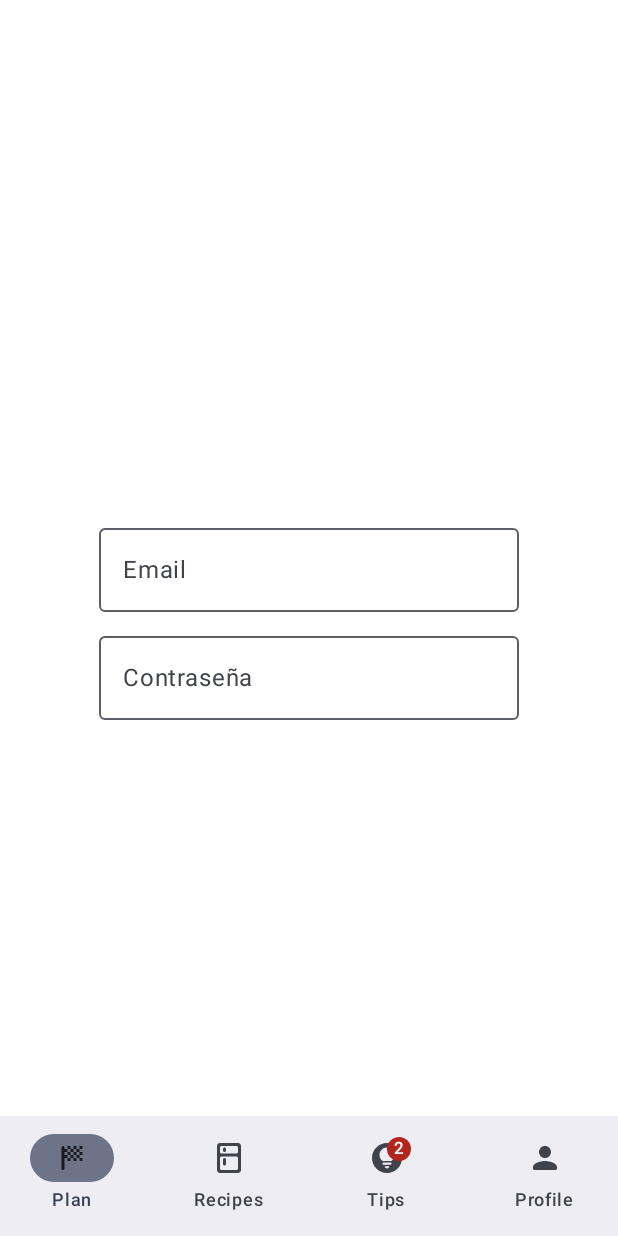
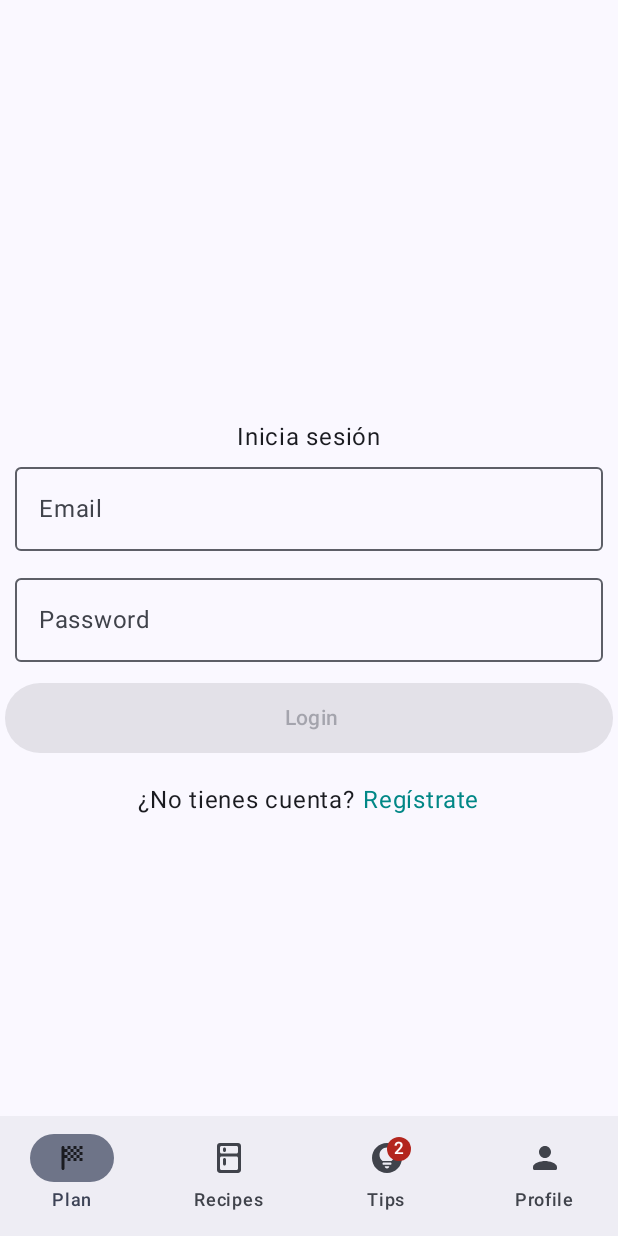
Before and after one commit to Carlos-Esteban-Carretero/NutriFit, an Android app built with Jetpack Compose: the screen it shows after launch (MainActivity), on a phone screen of 412 x 824 dp. Run offline under Robolectric (Android 15) with nearby library versions, the phone set to English and light mode, and no system bars; our stand-ins replace Firebase (no records; nobody signed in at launch, a user with empty details on screens opened directly).

Commit message:
añadimos y terminamos login a falta de una funcion con splashCreen, añadimos User para guardar los datos del usuario, tocamos dependencias, y modificamos alguns rutas del NavigationGraph.kt, dejamos totalmente terminado el auth con firebase y su recoleccion de datos de login

```diff
--- a/app/build.gradle.kts
+++ b/app/build.gradle.kts
@@ -81,7 +81,7 @@ dependencies {
     //noinspection UseTomlInstead
     implementation("androidx.compose.material:material-icons-core")
     //noinspection UseTomlInstead
-    implementation("androidx.compose.material:material-icons-extended")
+    implementation ("androidx.compose.material:material-icons-extended:1.6.6")
 
     // Pager
     implementation(libs.accompanist.pager)
--- a/app/src/main/java/com/example/nutrifit/ui/navigation/NavigationGraph.kt
+++ b/app/src/main/java/com/example/nutrifit/ui/navigation/NavigationGraph.kt
@@ -31,7 +31,7 @@ fun NavigationGraph(navHostController: NavHostController, recipeViewModel: Recip
         }
 
         composable(NavigationScreen.LoginScreen.route) {
-            LoginScreen()
+            LoginScreen(navHostController)
         }
 
         composable(NavigationScreen.ProfileScreen.route) {
--- a/app/src/main/java/com/example/nutrifit/ui/screens/LoginScreen.kt
+++ b/app/src/main/java/com/example/nutrifit/ui/screens/LoginScreen.kt
@@ -1,84 +1,252 @@
 package com.example.nutrifit.ui.screens
 
-import androidx.compose.foundation.background
+import android.util.Log
+import androidx.compose.foundation.clickable
 import androidx.compose.foundation.layout.Arrangement
 import androidx.compose.foundation.layout.Column
+import androidx.compose.foundation.layout.Row
 import androidx.compose.foundation.layout.Spacer
 import androidx.compose.foundation.layout.fillMaxSize
+import androidx.compose.foundation.layout.fillMaxWidth
 import androidx.compose.foundation.layout.height
-import androidx.compose.foundation.text.KeyboardActions
+import androidx.compose.foundation.layout.padding
+import androidx.compose.foundation.shape.CircleShape
 import androidx.compose.foundation.text.KeyboardOptions
+import androidx.compose.material.Icon
+import androidx.compose.material.MaterialTheme
+import androidx.compose.material.icons.Icons
+import androidx.compose.material.icons.filled.Visibility
+import androidx.compose.material.icons.filled.VisibilityOff
+import androidx.compose.material3.Button
+import androidx.compose.material3.IconButton
 import androidx.compose.material3.OutlinedTextField
+import androidx.compose.material3.Surface
 import androidx.compose.material3.Text
 import androidx.compose.runtime.Composable
-import androidx.compose.runtime.getValue
+import androidx.compose.runtime.MutableState
 import androidx.compose.runtime.mutableStateOf
 import androidx.compose.runtime.remember
-import androidx.compose.runtime.setValue
+import androidx.compose.runtime.saveable.rememberSaveable
 import androidx.compose.ui.Alignment
 import androidx.compose.ui.Modifier
-import androidx.compose.ui.graphics.Color
-import androidx.compose.ui.text.input.ImeAction
+import androidx.compose.ui.platform.LocalSoftwareKeyboardController
+import androidx.compose.ui.text.input.KeyboardType
 import androidx.compose.ui.text.input.PasswordVisualTransformation
+import androidx.compose.ui.text.input.VisualTransformation
 import androidx.compose.ui.unit.dp
-import com.google.firebase.auth.FirebaseAuth
+import androidx.navigation.NavController
+import com.example.nutrifit.ui.navigation.NavigationScreen
+import com.example.nutrifit.ui.views.AuthViewModel
 
 
 @Composable
-fun LoginScreen() {
-    var email by remember { mutableStateOf("") } // Estado para el correo electrónico
-    var password by remember { mutableStateOf("") } // Estado para la contraseña
-    val auth = FirebaseAuth.getInstance() // Instancia de FirebaseAuth
+fun LoginScreen(
+    navController: NavController,
+    viewModel: AuthViewModel = androidx.lifecycle.viewmodel.compose.viewModel ()
+) {
+    // True = Login; False = Create
+    val showLoginForm = rememberSaveable {
+        mutableStateOf(true)
+    }
+    Surface (modifier = Modifier
+        .fillMaxSize()
+    ){
+        Column(
+            horizontalAlignment = Alignment.CenterHorizontally,
+            verticalArrangement = Arrangement.Center
+        ){
+            if (showLoginForm.value){
+                Text(text = "Inicia sesión")
+                UserForm(
+                    isCreateAccount = false
+                ){
+                 email, password ->
+                   Log.d("MascotaFeliz", "Logueando con $email y $password")
+                    viewModel.signInWhitEmailAndPassword(email, password){
+                        navController.navigate(NavigationScreen.FormPlanScreen.route)
+                    }
 
-    // Definimos la estructura de la pantalla de inicio de sesión
-    Column(modifier = Modifier.fillMaxSize().background(Color.White), horizontalAlignment = Alignment.CenterHorizontally, verticalArrangement = Arrangement.Center) {
-        // Imagen de fondo o logotipo
-       // Image(painter = painterResource(id = R.drawable.nutrifit_logo), contentDescription = "Logotipo de NutriFit")
+                }
+            }
+            else{
+                Text(text = "Crea una cuenta")
+                UserForm(
+                    isCreateAccount = true
+                )
+                {
+                        email, password ->
+                    Log.d("MascotaFeliz", "Creando cuenta con $email y $password")
+                    viewModel.createUserWithEmailAndPassword(email, password){
+                        navController.navigate(NavigationScreen.FormPlanScreen.route)
 
-        // Espaciador
-        Spacer(modifier = Modifier.height(16.dp))
+                    }
 
-        // Campo de texto para el correo electrónico
-        OutlinedTextField(
-            value = email,
-            onValueChange = { email = it },
-            label = { Text("Email") },
-            singleLine = true,
-            keyboardOptions = KeyboardOptions.Default.copy(imeAction = ImeAction.Next)
+                }
+            }
+            Spacer(modifier = Modifier.height(15.dp))
+            Row(
+                horizontalArrangement = Arrangement.Center,
+                verticalAlignment = Alignment.CenterVertically
+            ) {
+                val text1 =
+                    if (showLoginForm.value)"¿No tienes cuenta?"
+                    else "¿Ya tienes cuenta?"
+                val text2 =
+                    if (showLoginForm.value)"Regístrate"
+                    else "Inicia sesión"
+                Text(text = text1)
+                Text(text = text2,
+                    modifier = Modifier
+                        .clickable { showLoginForm.value = !showLoginForm.value }
+                        .padding(start = 5.dp),
+                    color = MaterialTheme.colors.secondaryVariant
+
+                )
+            }
+        }
+    }
+}
+@Composable
+fun UserForm(
+    isCreateAccount: Boolean = false,
+    onDone: (String, String) -> Unit = {email, pwd ->}
+) {
+    val email = rememberSaveable {
+        mutableStateOf("")
+    }
+    val password = rememberSaveable {
+        mutableStateOf("")
+    }
+    val passwordVisible = rememberSaveable {
+        mutableStateOf(false)
+    }
+    val  valido = remember(email.value, password.value ) {
+        email.value.trim().isNotEmpty() &&
+                password.value.trim().isNotEmpty()
+    }
+    val keyboardController = LocalSoftwareKeyboardController.current
+Column(horizontalAlignment = Alignment.CenterHorizontally ) {
+    EmailInput(
+        emailState = email
+    )
+    PasswordInput(
+        passwordState = password,
+        labelId = "Password",
+        passwordVisible = passwordVisible
+    )
+    SubmitButton(
+        textId = if (isCreateAccount) "Crear cuenta" else " Login",
+        inputValido = valido
+    ){
+        onDone(email.value.trim(), password.value.trim())
+        keyboardController?.hide()
+    }
+}
+    }
+
+@Composable
+fun SubmitButton(
+    textId: String,
+    inputValido: Boolean,
+    onClic: ()-> Unit
+) {
+    Button(onClick = onClic,
+
+        modifier = Modifier
+            .padding(3.dp)
+            .fillMaxWidth(),
+        shape = CircleShape,
+        enabled = inputValido
+    ) {
+        Text(text = textId,
+            modifier = Modifier
+                .padding(5.dp)
         )
 
-        // Espaciador
-        Spacer(modifier = Modifier.height(8.dp))
-
-        // Campo de texto para la contraseña
-        OutlinedTextField(
-            value = password,
-            onValueChange = { password = it },
-            label = { Text("Contraseña") },
-            singleLine = true,
-            visualTransformation = PasswordVisualTransformation(),
-            keyboardOptions = KeyboardOptions.Default.copy(imeAction = ImeAction.Done),
-            keyboardActions = KeyboardActions(onDone = {
-                // Aquí manejarías el evento de inicio de sesión al presionar 'Done' en el teclado
-            })
-        )
-
-        // Espaciador
-        Spacer(modifier = Modifier.height(16.dp))
-
-        // Botón de inicio de sesión
-//        Button(onClick = {
-//            // Manejo del inicio de sesión al hacer clic en el botón
-//            auth.signInWithEmailAndPassword(email, password).addOnCompleteListener { task ->
-//                if (task.isSuccessful) {
-//                    // El usuario ha iniciado sesión correctamente
-//                } else {
-//                    // Ha ocurrido un error al intentar iniciar sesión
-//                }
-//            }
-//        }) {
-//            Text("Iniciar sesión")
-//        }
     }
 
 }
+
+@Composable
+fun PasswordVisibleIcon(
+    passwordVisible: MutableState<Boolean>
+) {
+    val image =
+        if (passwordVisible.value)
+            Icons.Default.VisibilityOff
+     else
+            Icons.Default.Visibility
+    IconButton(onClick = {
+        passwordVisible.value = !passwordVisible.value
+
+    }) {
+        Icon(
+            imageVector = image,
+            contentDescription ="" )
+
+    }
+
+}
+
+@Composable
+fun PasswordInput(
+    passwordState: MutableState<String>,
+    labelId: String,
+    passwordVisible: MutableState<Boolean>
+) {
+    val visualTransformation = if (passwordVisible.value)
+        VisualTransformation.None
+    else PasswordVisualTransformation()
+    OutlinedTextField(
+        value = passwordState.value,
+        onValueChange = {passwordState.value = it},
+        label = { Text(text = labelId)},
+        singleLine = true,
+        keyboardOptions = KeyboardOptions(
+            keyboardType = KeyboardType.Password
+        ),
+        modifier = Modifier
+            .padding(bottom = 10.dp, start = 10.dp, end = 10.dp)
+            .fillMaxWidth(),
+        visualTransformation = visualTransformation,
+        trailingIcon = {
+            if (passwordState.value.isNotBlank()){
+                PasswordVisibleIcon(passwordVisible)
+            }
+            else null
+        }
+    )
+}
+
+
+@Composable
+fun EmailInput(
+    emailState: MutableState<String>,
+    LabelId : String = "Email"
+) {
+    InputField(
+        valueState = emailState,
+        labelId = LabelId,
+        keyboardType = KeyboardType.Email
+    )
+}
+@Composable
+fun InputField(
+    valueState: MutableState<String>,
+    labelId: String,
+    isSingleLine: Boolean = true,
+    keyboardType: KeyboardType
+) {
+    OutlinedTextField(
+        value = valueState.value,
+        onValueChange = {valueState.value = it},
+        label = { Text(text = labelId)},
+        singleLine = isSingleLine,
+        modifier = Modifier
+            .padding(bottom = 10.dp, start = 10.dp, end = 10.dp)
+            .fillMaxWidth(),
+        keyboardOptions = KeyboardOptions(
+            keyboardType = keyboardType
+        )
+    )
+}
```
Also changed, not shown: app/src/main/java/com/example/nutrifit/data/User.kt (added, +21 -0 lines), app/src/main/java/com/example/nutrifit/ui/views/AuthViewModel.kt (+58 -3 lines).
